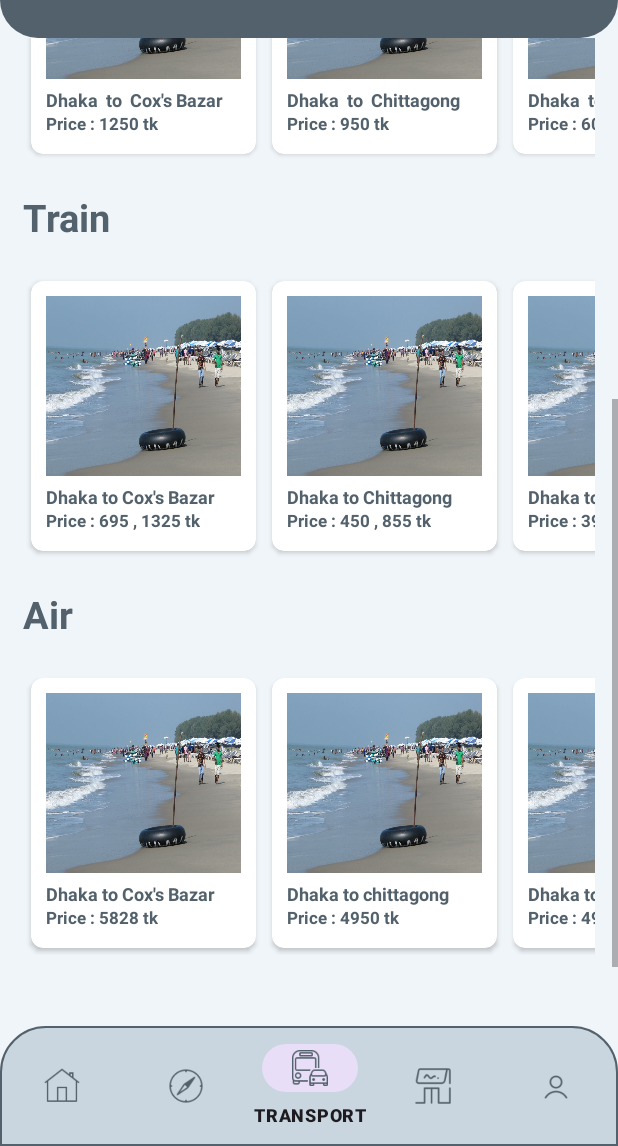
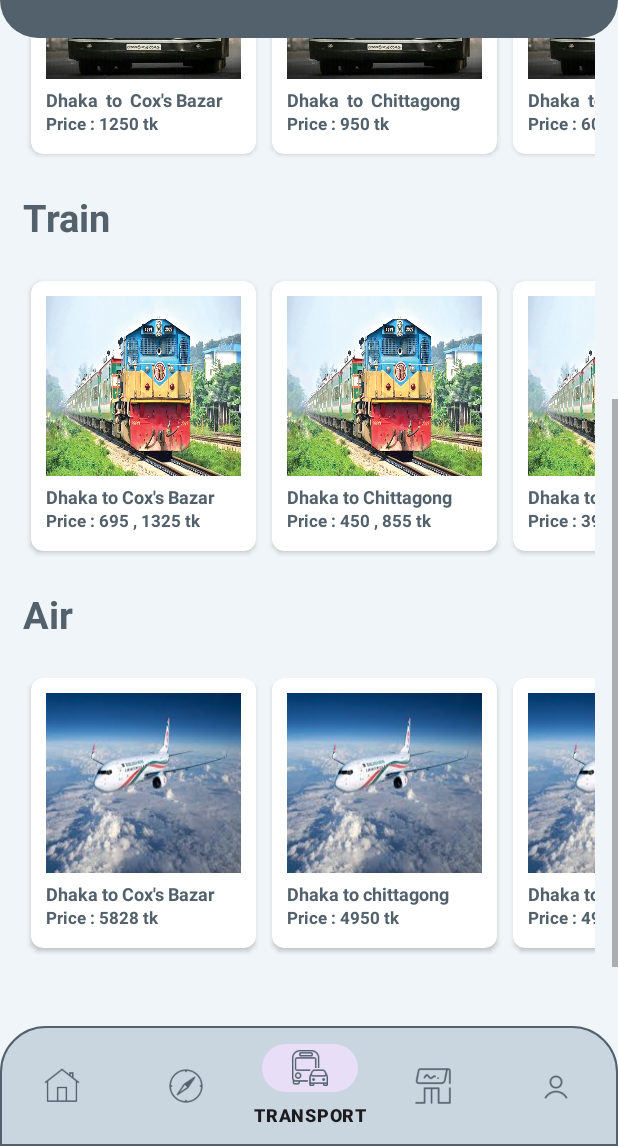
Before and after one commit to zion51/Travel-And-Discovery, an Android app: the TransportPage screen opened directly, with no data from a screen before it, scrolled down 394 dp, on a phone screen of 412 x 824 dp, the part 90-1236 px from its top. Run offline under Robolectric (Android 15) with nearby library versions, the phone set to English and light mode, and no system bars.

Commit message:
transport_update_31_Aug

```diff
--- a/app/src/main/res/layout/activity_home_page.xml
+++ b/app/src/main/res/layout/activity_home_page.xml
@@ -220,7 +220,7 @@
                                 android:id="@+id/image2"
                                 android:layout_width="130dp"
                                 android:layout_height="120dp"
-                                android:background="@drawable/coxbazar"
+                                android:background="@drawable/ratargul"
                                 android:scaleType="centerCrop"
                                 android:layout_marginTop="10dp"
                                 android:layout_centerHorizontal="true"
@@ -282,7 +282,7 @@
                                 android:id="@+id/image3"
                                 android:layout_width="130dp"
                                 android:layout_height="120dp"
-                                android:background="@drawable/coxbazar"
+                                android:background="@drawable/jaflong"
                                 android:scaleType="centerCrop"
                                 android:layout_marginTop="10dp"
                                 android:layout_centerHorizontal="true"
@@ -293,7 +293,7 @@
                                 android:layout_width="wrap_content"
                                 android:layout_height="wrap_content"
                                 android:layout_below="@id/image3"
-                                android:text="Cox's Bazar Sea Beach "
+                                android:text="Jaflong "
                                 android:textSize="12sp"
                                 android:textStyle="bold"
                                 android:textColor="@color/gre"
@@ -344,7 +344,7 @@
                                 android:id="@+id/image4"
                                 android:layout_width="130dp"
                                 android:layout_height="120dp"
-                                android:background="@drawable/coxbazar"
+                                android:background="@drawable/kuakata"
                                 android:scaleType="centerCrop"
                                 android:layout_marginTop="10dp"
                                 android:layout_centerHorizontal="true"
@@ -355,7 +355,7 @@
                                 android:layout_width="wrap_content"
                                 android:layout_height="wrap_content"
                                 android:layout_below="@id/image4"
-                                android:text="Cox's Bazar Sea Beach "
+                                android:text="Kuakata"
                                 android:textSize="12sp"
                                 android:textStyle="bold"
                                 android:textColor="@color/gre"
--- a/app/src/main/res/layout/activity_transport_page.xml
+++ b/app/src/main/res/layout/activity_transport_page.xml
@@ -110,8 +110,8 @@
                                 android:id="@+id/bi1"
                                 android:layout_width="130dp"
                                 android:layout_height="120dp"
-                                android:background="@drawable/coxbazar"
-                                android:scaleType="centerCrop"
+                                android:background="@drawable/hanif"
+                                android:scaleType="centerInside"
                                 android:layout_marginTop="10dp"
                                 android:layout_centerHorizontal="true"
                                 />
@@ -165,8 +165,8 @@
                                 android:id="@+id/bi2"
                                 android:layout_width="130dp"
                                 android:layout_height="120dp"
-                                android:background="@drawable/coxbazar"
-                                android:scaleType="centerCrop"
+                                android:background="@drawable/hanif"
+                                android:scaleType="centerInside"
                                 android:layout_marginTop="10dp"
                                 android:layout_centerHorizontal="true"
                                 />
@@ -219,7 +219,7 @@
                                 android:id="@+id/bi3"
                                 android:layout_width="130dp"
                                 android:layout_height="120dp"
-                                android:background="@drawable/coxbazar"
+                                android:background="@drawable/hanif"
                                 android:scaleType="centerCrop"
                                 android:layout_marginTop="10dp"
                                 android:layout_centerHorizontal="true"
@@ -273,7 +273,7 @@
                                 android:id="@+id/bi4"
                                 android:layout_width="130dp"
                                 android:layout_height="120dp"
-                                android:background="@drawable/coxbazar"
+                                android:background="@drawable/hanif"
                                 android:scaleType="centerCrop"
                                 android:layout_marginTop="10dp"
                                 android:layout_centerHorizontal="true"
@@ -360,8 +360,8 @@
                                 android:id="@+id/timage1"
                                 android:layout_width="130dp"
                                 android:layout_height="120dp"
-                                android:background="@drawable/coxbazar"
-                                android:scaleType="centerCrop"
+                                android:background="@drawable/train"
+                                android:scaleType="centerInside"
                                 android:layout_marginTop="10dp"
                                 android:layout_centerHorizontal="true"
                                 />
@@ -415,7 +415,7 @@
                                 android:id="@+id/timage2"
                                 android:layout_width="130dp"
                                 android:layout_height="120dp"
-                                android:background="@drawable/coxbazar"
+                                android:background="@drawable/train"
                                 android:scaleType="centerCrop"
                                 android:layout_marginTop="10dp"
                                 android:layout_centerHorizontal="true"
@@ -470,7 +470,7 @@
                                 android:id="@+id/timage3"
                                 android:layout_width="130dp"
                                 android:layout_height="120dp"
-                                android:background="@drawable/coxbazar"
+                                android:background="@drawable/train"
                                 android:scaleType="centerCrop"
                                 android:layout_marginTop="10dp"
                                 android:layout_centerHorizontal="true"
@@ -525,7 +525,7 @@
                                 android:id="@+id/timage4"
                                 android:layout_width="130dp"
                                 android:layout_height="120dp"
-                                android:background="@drawable/coxbazar"
+                                android:background="@drawable/train"
                                 android:scaleType="centerCrop"
                                 android:layout_marginTop="10dp"
                                 android:layout_centerHorizontal="true"
@@ -613,7 +613,7 @@
                                 android:id="@+id/aimage1"
                                 android:layout_width="130dp"
                                 android:layout_height="120dp"
-                                android:background="@drawable/coxbazar"
+                                android:background="@drawable/biman"
                                 android:scaleType="centerCrop"
                                 android:layout_marginTop="10dp"
                                 android:layout_centerHorizontal="true"
@@ -668,7 +668,7 @@
                                 android:id="@+id/aimage2"
                                 android:layout_width="130dp"
                                 android:layout_height="120dp"
-                                android:background="@drawable/coxbazar"
+                                android:background="@drawable/biman"
                                 android:scaleType="centerCrop"
                                 android:layout_marginTop="10dp"
                                 android:layout_centerHorizontal="true"
@@ -723,7 +723,7 @@
                                 android:id="@+id/aimage3"
                                 android:layout_width="130dp"
                                 android:layout_height="120dp"
-                                android:background="@drawable/coxbazar"
+                                android:background="@drawable/biman"
                                 android:scaleType="centerCrop"
                                 android:layout_marginTop="10dp"
                                 android:layout_centerHorizontal="true"
@@ -778,7 +778,7 @@
                                 android:id="@+id/aimage4"
                                 android:layout_width="130dp"
                                 android:layout_height="120dp"
-                                android:background="@drawable/coxbazar"
+                                android:background="@drawable/biman"
                                 android:scaleType="centerCrop"
                                 android:layout_marginTop="10dp"
                                 android:layout_centerHorizontal="true"
```
Also changed, not shown: app/src/main/res/drawable/biman.jpeg (added), app/src/main/res/drawable/hanif.jpg (added), app/src/main/res/drawable/jaflong.JPG (added), app/src/main/res/drawable/kuakata.jpeg (added), app/src/main/res/drawable/ratargul.jpeg (added), app/src/main/res/drawable/train.png (added).
